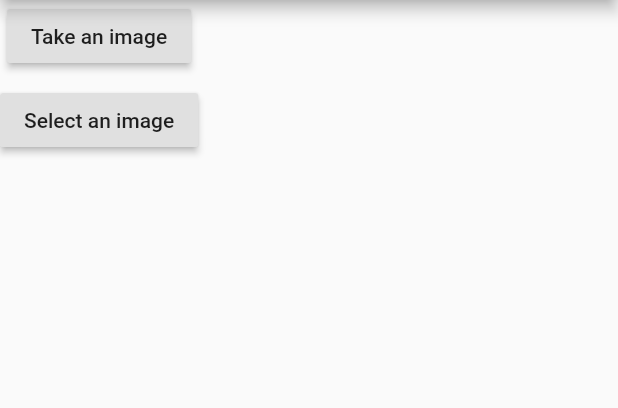
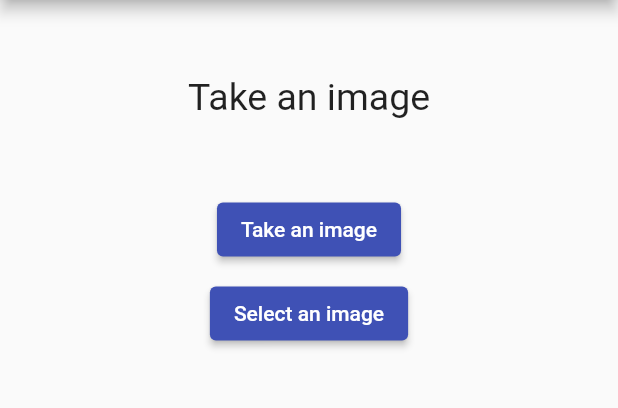
Before and after one commit to garvita-16/pothole_app, a Flutter app: the screen it shows once a user with an empty profile is signed in, after a tap on "Report Pothole", on a phone screen of 412 x 824 dp, the part 84-492 px from its top. Run offline on Flutter 3.47's test engine with Material 2 defaults, Android fonts, the light colour scheme and no system bars; our stand-ins replace firebase_auth, firebase_core, flutter_platform_widgets, google_sign_in, image_picker; accounts and stored records are empty.

Commit message:
Image handled

```diff
--- /dev/null
+++ b/lib/app/custom_widgets/custom_button.dart
@@ -0,0 +1,29 @@
+import 'package:flutter/material.dart';
+
+class CustomButton extends StatelessWidget {
+  //const CustomButton({key}) : super(key: key);
+  CustomButton(
+      {@required this.text,
+      this.backgroundColor = Colors.white,
+      this.textColor = Colors.black,
+      this.onPressed});
+  final String text;
+  Color textColor;
+  Color backgroundColor;
+  VoidCallback onPressed;
+  @override
+  Widget build(BuildContext context) {
+    return ElevatedButton(
+      onPressed: onPressed??(){},
+      child: Text(
+        text,
+        style: const TextStyle(
+          fontSize: 15.0,
+        ),
+      ),
+      style: ButtonStyle(
+          foregroundColor: MaterialStateProperty.all<Color>(textColor),
+          backgroundColor: MaterialStateProperty.all<Color>(backgroundColor)),
+    );
+  }
+}
--- a/lib/app/services/auth.dart
+++ b/lib/app/services/auth.dart
@@ -1,11 +1,13 @@
-
 import 'package:firebase_auth/firebase_auth.dart';
 import 'package:flutter/cupertino.dart';
 import 'package:flutter/material.dart';
+import 'package:flutter_platform_widgets/flutter_platform_widgets.dart';
 import 'package:google_sign_in/google_sign_in.dart';
+import 'package:pothole_detection_app/app/custom_widgets/show_alert_diag.dart';
 
 import '../home_page.dart';
-abstract class AuthBase{
+
+abstract class AuthBase {
   User get currentUser;
   Stream<User> authStateChanges();
   Future<void> signOut();
@@ -14,7 +16,8 @@ abstract class AuthBase{
   Future<User> createUserWithEmailAndPassword(String email, String password);
   Future<bool> loginUserUsingPhone(String phone, BuildContext context);
 }
-class Auth implements AuthBase{
+
+class Auth implements AuthBase {
   final _firebaseAuth = FirebaseAuth.instance;
 
   final _codeController = TextEditingController();
@@ -25,13 +28,13 @@ class Auth implements AuthBase{
   User get currentUser => _firebaseAuth.currentUser;
 
   @override
-  Future<User> signInAnonymously() async{
+  Future<User> signInAnonymously() async {
     final userCredentials = await _firebaseAuth.signInAnonymously();
     return userCredentials.user;
   }
 
   @override
-  Future<User> signInWithEmailAndPassword(String email, String password) async{
+  Future<User> signInWithEmailAndPassword(String email, String password) async {
     final userCredential = await _firebaseAuth.signInWithCredential(
       EmailAuthProvider.credential(email: email, password: password),
     );
@@ -39,31 +42,33 @@ class Auth implements AuthBase{
   }
 
   @override
-  Future<User> createUserWithEmailAndPassword(String email, String password) async{
+  Future<User> createUserWithEmailAndPassword(
+      String email, String password) async {
     final UserCredential = await _firebaseAuth.createUserWithEmailAndPassword(
-        email: email, password: password
-    );
+        email: email, password: password);
     return UserCredential.user;
   }
+
   @override
-  Future<User> signInWithGoogle() async{
+  Future<User> signInWithGoogle() async {
     final googleSignIn = GoogleSignIn();
     final googleUser = await googleSignIn.signIn();
-    if(googleUser != null){
+    if (googleUser != null) {
       final googleAuth = await googleUser.authentication;
-      if(googleAuth.idToken != null){
-        final userCredentials = await _firebaseAuth.signInWithCredential(GoogleAuthProvider.credential(
+      if (googleAuth.idToken != null) {
+        final userCredentials = await _firebaseAuth
+            .signInWithCredential(GoogleAuthProvider.credential(
           idToken: googleAuth.idToken,
           accessToken: googleAuth.accessToken,
         ));
         return userCredentials.user;
-      } else{
+      } else {
         throw FirebaseAuthException(
           code: 'ERROR_MISSING_GOOGLE_ID_TOKEN',
           message: 'Missing Google ID Token',
         );
       }
-    } else{
+    } else {
       throw FirebaseAuthException(
         code: 'ERROR_ABORTED_BY_USER',
         message: 'Sign in ABORTED BY USER',
@@ -71,24 +76,52 @@ class Auth implements AuthBase{
     }
   }
 
-  Future<bool> loginUserUsingPhone(String phone, BuildContext context) async{
+  // @override
+  // Future<User> signInWithGoogle() async {
+  //   final googleSignIn = GoogleSignIn();
+  //   final googleAccount = await googleSignIn.signIn();
+  //   if (googleAccount != null) {
+  //     final googleAuth = await googleAccount.authentication;
+  //     if (googleAuth.idToken != null && googleAuth.accessToken != null) {
+  //       final authResult = await _firebaseAuth.signInWithCredential(
+  //         GoogleAuthProvider.getCredential(
+  //           idToken: googleAuth.idToken,
+  //           accessToken: googleAuth.accessToken,
+  //         ),
+  //       );
+  //       return _userFromFirebase(authResult.user);
+  //     } else {
+  //       throw PlatformException(
+  //         code: 'ERROR_MISSING_GOOGLE_AUTH_TOKEN',
+  //         message: 'Missing Google Auth Token',
+  //       );
+  //     }
+  //   } else {
+  //     throw PlatformException(
+  //       code: 'ERROR_ABORTED_BY_USER',
+  //       message: 'Sign Aborted By User',
+  //     );
+  //   }
+  // }
+
+  Future<bool> loginUserUsingPhone(String phone, BuildContext context) async {
     FirebaseAuth auth = FirebaseAuth.instance;
     dynamic userCredential = null;
     auth.verifyPhoneNumber(
       phoneNumber: phone,
       timeout: Duration(seconds: 60),
-      verificationCompleted: (AuthCredential credential) async{
+      verificationCompleted: (AuthCredential credential) async {
         userCredential = await _firebaseAuth.signInWithCredential(credential);
         final user = userCredential.user;
         return user;
       },
-      verificationFailed: (FirebaseAuthException exception){
+      verificationFailed: (FirebaseAuthException exception) {
         print(exception.toString());
       },
-      codeSent: (String verificationId, [int forecResendingToken]){
-        showDialog(
+      codeSent: (String verificationId, [int forecResendingToken]) {
+        showPlatformDialog(
             context: context,
-            builder: (context){
+            builder: (context) {
               return AlertDialog(
                 title: Text('Give the code'),
                 content: Column(
@@ -103,29 +136,28 @@ class Auth implements AuthBase{
                   FlatButton(
                     onPressed: () async {
                       final code = _codeController.text.trim();
-                        final credential = PhoneAuthProvider.credential(verificationId: verificationId, smsCode: code);
-                        userCredential = await _firebaseAuth.signInWithCredential(credential);
+                      final credential = PhoneAuthProvider.credential(
+                          verificationId: verificationId, smsCode: code);
+                      userCredential =
+                          await _firebaseAuth.signInWithCredential(credential);
                       final user = userCredential.user;
-                        if(user != null) {
-                          Navigator.of(context).push(
-                              MaterialPageRoute<void>(
+                      if (user != null) {
+                        Navigator.of(context).push(MaterialPageRoute<void>(
                           fullscreenDialog: true,
-                                builder:(context)=> HomePage(),
-                              )
-                          );
-                        }
-                        else {
+                          builder: (context) => HomePage(),
+                        ));
+                      } else {
                         print('user is null');
                         Navigator.of(context).pop();
                       }
                     },
-                      child: Text('confirm', style: TextStyle(color: Colors.white, fontSize: 15.0)),
+                    child: Text('confirm',
+                        style: TextStyle(color: Colors.white, fontSize: 15.0)),
                     color: Colors.indigo,
                   )
                 ],
               );
-            }
-        );
+            });
       },
       // codeAutoRetrievalTimeout: codeAutoRetrievalTimeout
     );
@@ -133,10 +165,9 @@ class Auth implements AuthBase{
   }
 
   @override
-  Future<void> signOut() async{
+  Future<void> signOut() async {
     final googleSignIn = GoogleSignIn();
     await googleSignIn.signOut();
     await _firebaseAuth.signOut();
   }
-
 }
--- a/lib/app/user/report_pothole.dart
+++ b/lib/app/user/report_pothole.dart
@@ -1,17 +1,38 @@
+import 'dart:io';
 
 import 'package:flutter/material.dart';
 import 'package:image_picker/image_picker.dart';
 
-class ReportPothole extends StatelessWidget {
-  //const ReportPothole({Key? key}) : super(key: key);
+class ReportPothole extends StatefulWidget {
+  @override
+  State<ReportPothole> createState() => _ReportPotholeState();
+}
 
+class _ReportPotholeState extends State<ReportPothole> {
   final ImagePicker _picker = ImagePicker();
 
-  Future<XFile> pickImage() async{
-    return await  _picker.pickImage(source: ImageSource.gallery);
+  var image;
+
+  Future<void> pickImage() async {
+    final img = await _picker.pickImage(source: ImageSource.gallery);
+
+    setState(() {
+      image = File(img.path);
+    });
   }
-  Future<XFile> captureImage() async{
-    return await  _picker.pickImage(source: ImageSource.camera);
+
+  Future<void> captureImage() async {
+    final img = await _picker.pickImage(source: ImageSource.camera);
+    setState(() {
+      image = File(img.path);
+    });
+  }
+
+  Widget _chooseDisplay() {
+    if (image != null)
+      return Image.file(image);
+    else
+      return Text('Take an image',style: TextStyle(fontSize: 25),);
   }
 
   @override
@@ -20,19 +41,27 @@ class ReportPothole extends StatelessWidget {
       appBar: AppBar(
         title: Text('Report Pothole'),
       ),
-      body: Column(
+      body: Center(
+        child: Column(
           children: [
-          RaisedButton(
-            child: Text('Take an image'),
+            Container(
+              padding: EdgeInsets.all(50),
+              child: _chooseDisplay(),
+            ),
+            ElevatedButton(
+              child: Text(
+                'Take an image'
+              ),
               onPressed: captureImage,
             ),
             SizedBox(height: 8.0),
-          RaisedButton(
+            ElevatedButton(
               child: Text('Select an image'),
               onPressed: pickImage,
             ),
           ],
         ),
+      ),
     );
   }
 }
--- a/lib/landing_page.dart
+++ b/lib/landing_page.dart
@@ -21,7 +21,7 @@ class LandingPage extends StatelessWidget {
           if (user == null) {
             return SignInPage();
           }
-          print('$user');
+          print(user.toString());
           return Provider<Database>(
             create: (_) => FirestoreDatabase(uid: user.uid),
             child: HomePage(),
--- a/lib/sign_in_page.dart
+++ b/lib/sign_in_page.dart
@@ -1,10 +1,9 @@
 import 'package:flutter/material.dart';
-import 'package:pothole_detection_app/app/user_page.dart';
+import 'package:pothole_detection_app/app/custom_widgets/custom_button.dart';
 import 'package:provider/provider.dart';
 
 import 'app/services/auth.dart';
 import 'app/sign_in/sign_in_with_phone.dart';
-import 'landing_page.dart';
 
 class SignInPage extends StatefulWidget {
   //const LandingPage({Key? key}) : super(key: key);
@@ -21,7 +20,7 @@ class _SignInPageState extends State<SignInPage> {
         title: Text('Pothole App'),
       ),
       backgroundColor: Colors.grey[200],
-      body:  _buildContainer(context),
+      body: _buildContainer(context),
     );
   }
 
@@ -32,35 +31,21 @@ class _SignInPageState extends State<SignInPage> {
         mainAxisAlignment: MainAxisAlignment.center,
         crossAxisAlignment: CrossAxisAlignment.stretch,
         children: [
-          SizedBox(
+          const SizedBox(
             height: 40.0,
             child: Text('Sign in as admin',
                 textAlign: TextAlign.center,
                 style: TextStyle(
                   fontSize: 20.0,
                   fontWeight: FontWeight.w600,
-                )
-            ),
+                )),
           ),
-          SizedBox(height: 8.0),
-          RaisedButton(
-              onPressed:(){},
-            child: Text(
-                'Sign in with Email',
-              style: TextStyle(
-                fontSize: 15.0,
-                color: Colors.black,
-              ),
-            ),
-            color: Colors.white,
-            shape: RoundedRectangleBorder(
-              borderRadius: BorderRadius.all(
-                Radius.circular(8.0),
-              ),
-            ),
+          const SizedBox(height: 8.0),
+          CustomButton(
+            text: 'Sign in with Email',
           ),
-          SizedBox(height: 20.0),
-          SizedBox(
+          const SizedBox(height: 20.0),
+          const SizedBox(
             height: 50.0,
             child: Text('Sign in/Sign up as user',
                 textAlign: TextAlign.center,
@@ -69,69 +54,35 @@ class _SignInPageState extends State<SignInPage> {
                   fontWeight: FontWeight.w600,
                 )),
           ),
-          SizedBox(height: 8.0),
-          RaisedButton(
-            onPressed: ()=> _signInWithGoogle(context),
-            child: Text(
-              'Sign in with Google',
-              style: TextStyle(
-                fontSize: 15.0,
-                color: Colors.black,
-              ),
-            ),
-            color: Colors.white,
-            shape: RoundedRectangleBorder(
-              borderRadius: BorderRadius.all(
-                Radius.circular(8.0),
-              ),
-            ),
+          const SizedBox(height: 8.0),
+          CustomButton(
+            text: 'Sign in with Google',
+            onPressed: () => _signInWithGoogle(context),
           ),
-          SizedBox(height: 8.0),
-          RaisedButton(
-            onPressed:()=> _signInWithPhoneNumber(context),
-            child: Text(
-              'Sign in with Phone Number',
-              style: TextStyle(
-                fontSize: 15.0,
-                color: Colors.black,
-              ),
-            ),
-            color: Colors.white,
-            shape: RoundedRectangleBorder(
-              borderRadius: BorderRadius.all(
-                Radius.circular(8.0),
-              ),
-            ),
+          const SizedBox(height: 8.0),
+          CustomButton(
+            text: 'Sign in with Phone Number',
+            onPressed: () => _signInWithPhoneNumber(context),
           ),
+          const SizedBox(height: 8.0),
         ],
       ),
     );
   }
-  Future<void> _signInWithGoogle(BuildContext context) async{
+
+  Future<void> _signInWithGoogle(BuildContext context) async {
     try {
       final auth = Provider.of<AuthBase>(context, listen: false);
       final user = await auth.signInWithGoogle();
-    } on Exception catch(e){
+    } on Exception catch (e) {
       print(e.toString());
     }
   }
+
   void _signInWithPhoneNumber(BuildContext context) {
-    Navigator.of(context).push(
-        MaterialPageRoute<void>(
-          fullscreenDialog: true,
-          builder:(context)=> SignInWithPhone(),
-        )
-    );
+    Navigator.of(context).push(MaterialPageRoute<void>(
+      fullscreenDialog: true,
+      builder: (context) => SignInWithPhone(),
+    ));
   }
-
-  // void _userSignIn(BuildContext context) {
-  //   final auth = Provider.of<AuthBase>(context, listen: false);
-  //   Navigator.of(context).push(
-  //       MaterialPageRoute<void>(
-  //         fullscreenDialog: true,
-  //         builder:(context)=> UserPage(),
-  //       )
-  //   );
-  // }
-
 }
--- a/pubspec.yaml
+++ b/pubspec.yaml
@@ -34,6 +34,7 @@ dependencies:
   google_sign_in: 5.2.1
   provider: ^6.0.1
   cloud_firestore: 3.1.0
+  flutter_platform_widgets: ^1.11.1
   image_picker: ^0.8.4+4
   # The following adds the Cupertino Icons font to your application.
   # Use with the CupertinoIcons class for iOS style icons.
```
Also changed, not shown: pubspec.lock, 2 other files. Lines whose indentation alone changed are shown as unchanged.
